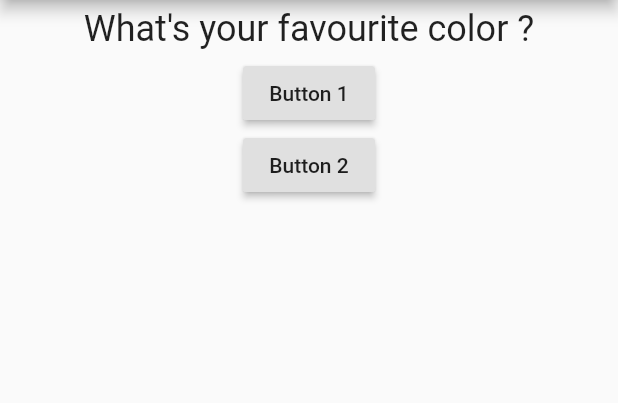
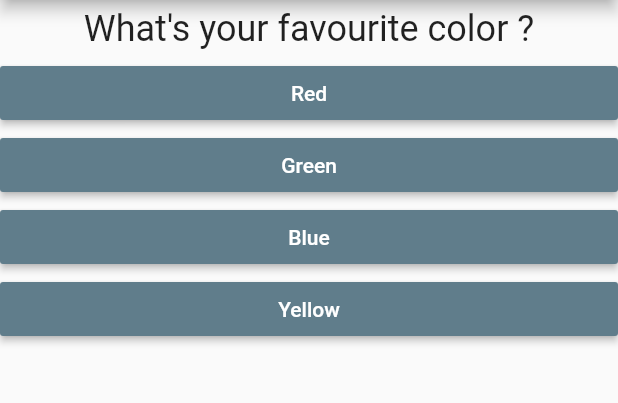
Before and after one commit to mostafa-K-raihan/flutter-test, a Flutter app: the screen it shows after launch, on a phone screen of 412 x 824 dp, the part 84-487 px from its top. Run offline on Flutter 3.47's test engine with Material 2 defaults, Android fonts, the phone set to English and light mode, and no system bars.

Commit message:
Quiz, Result dart files added.

```diff
--- /dev/null
+++ b/lib/answer.dart
@@ -0,0 +1,23 @@
+import 'package:flutter/material.dart';
+
+class Answer extends StatelessWidget {
+  final Function _selectHandler;
+  final String _answerText;
+
+  Answer(this._selectHandler, this._answerText);
+
+  @override
+  Widget build(BuildContext ctx) {
+    return Container(
+      width: double.infinity,
+      child: RaisedButton(
+        child: Text(
+          _answerText,
+        ),
+        color: Colors.blueGrey,
+        textColor: Colors.white,
+        onPressed: _selectHandler,
+      ),
+    );
+  }
+}
--- a/lib/main.dart
+++ b/lib/main.dart
@@ -1,6 +1,7 @@
 import 'package:flutter/cupertino.dart';
 import 'package:flutter/material.dart';
-import 'Question.dart';
+import './quiz.dart';
+import './result.dart';
 
 void main() => runApp(MyApp());
 
@@ -10,49 +11,43 @@ class MyApp extends StatefulWidget {
     // TODO: implement createState
     return _MyAppState();
   }
-
-
 }
 
 class _MyAppState extends State<MyApp> {
-
   var _index = 0;
   @override
   Widget build(BuildContext context) {
     var questions = [
-      'What\'s your favourite color ?',
-      'What\'s your mood right now ?'
+      {
+        'question': 'What\'s your favourite color ?',
+        'answers': ['Red', 'Green', 'Blue', 'Yellow']
+      },
+      {
+        'question': 'What\'s your favourite animal ?',
+        'answers': ['Tiger', 'Lion', 'Elephant', 'Eagle']
+      },
     ];
     void _answerQuestion() {
       setState(() {
         _index++;
-        _index%=2;
       });
 
-      print ("Current Index : " + _index.toString());
+      print("Current Index : " + _index.toString());
       print("Question was answered");
     }
 
     return MaterialApp(
       home: Scaffold(
         appBar: AppBar(
-          title: Text(
-            "My First App"
-          ),
+          title: Text("My First App"),
         ),
-        body: Column(
-          children: <Widget>[
-            Question(questions[_index]),
-            RaisedButton(
-              child: Text("Button 1"),
-              onPressed: _answerQuestion,
-            ),
-            RaisedButton(
-              child: Text("Button 2"),
-              onPressed: _answerQuestion,
-            ),
-          ],
-        ),
+        body: _index < questions.length
+            ? Quiz(
+                answerQuestion: _answerQuestion,
+                index: _index,
+                questions: questions,
+              )
+            : Result(),
       ),
     );
   }
--- /dev/null
+++ b/lib/quiz.dart
@@ -0,0 +1,27 @@
+import 'package:flutter/material.dart';
+import './question.dart';
+import './answer.dart';
+
+
+class Quiz extends StatelessWidget{
+  final List<Map<String, Object>> questions;
+  final int index;
+  final Function answerQuestion;
+
+  Quiz({this.questions, this.index, this.answerQuestion});
+
+  @override
+  Widget build(BuildContext context) {
+    // TODO: implement build
+    return Column(
+                children: <Widget>[
+                  Question(questions[index]['question']),
+                  ...(questions[index]['answers'] as List<String>)
+                      .map((answer) {
+                    return Answer(answerQuestion, answer);
+                  }).toList()
+                ],
+              );
+  }
+
+}
--- /dev/null
+++ b/lib/result.dart
@@ -0,0 +1,13 @@
+import 'package:flutter/material.dart';
+
+class Result extends StatelessWidget{
+  @override
+  Widget build(BuildContext context) {
+    // TODO: implement build
+    return  Center(
+                child: Text('You did it'),
+              );
+  }
+
+
+}
```
